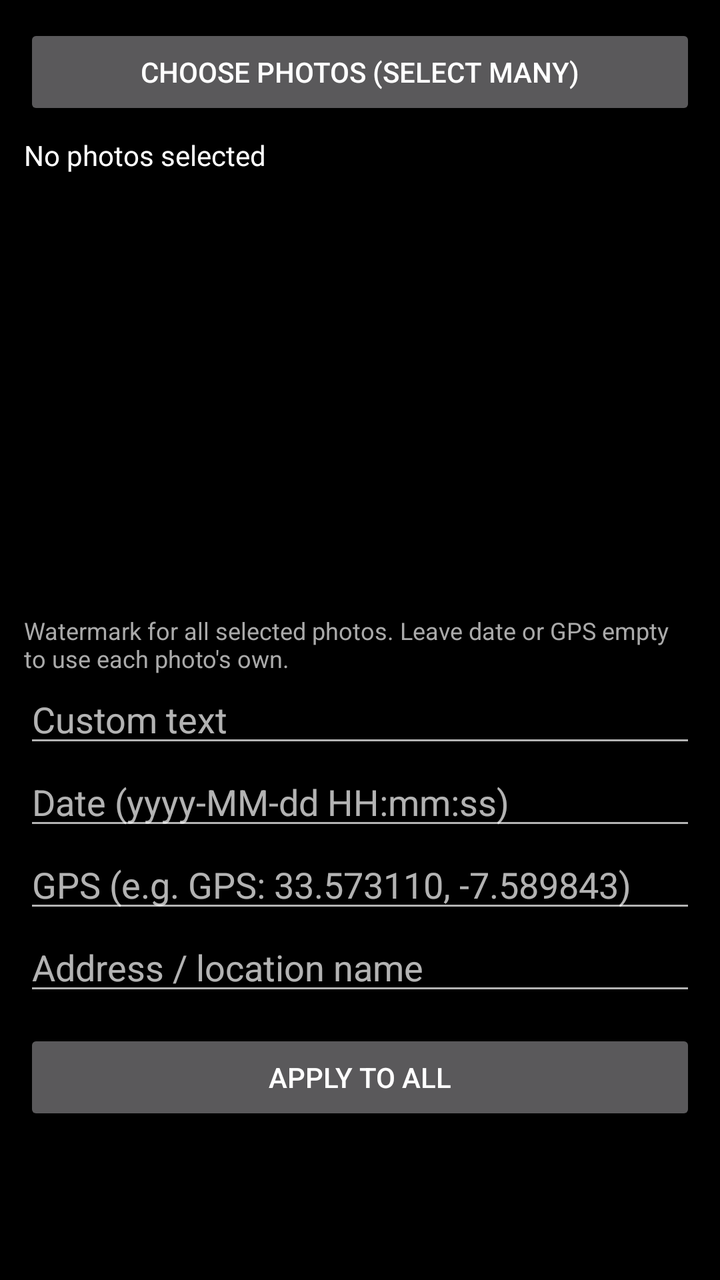
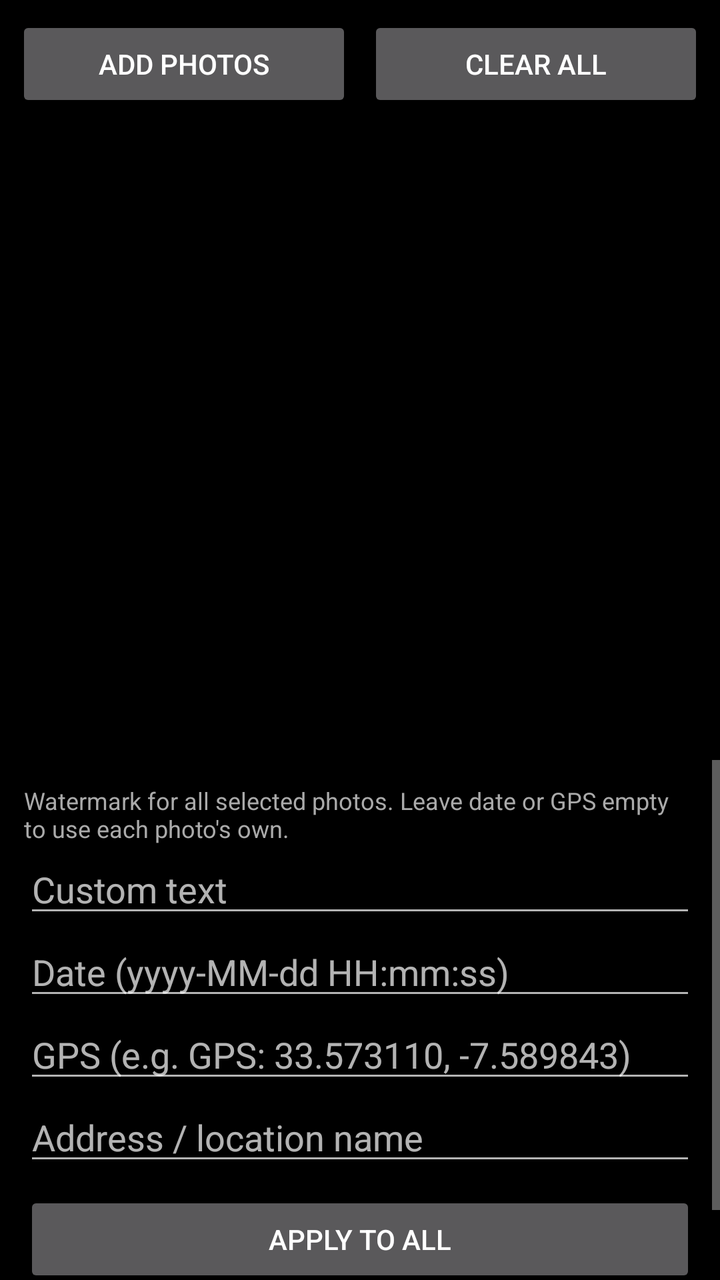

Before-and-after screenshots of an Android layout around one commit, followed by the original layout XML and the change that was made.
<!-- AndroidManifest.xml: application theme Theme.GeoStamp -->
<!-- res/layout/activity_batch.xml -->
<?xml version="1.0" encoding="utf-8"?>
<ScrollView xmlns:android="http://schemas.android.com/apk/res/android"
    android:layout_width="match_parent"
    android:layout_height="match_parent"
    android:fillViewport="true">

    <LinearLayout
        android:layout_width="match_parent"
        android:layout_height="wrap_content"
        android:orientation="vertical"
        android:padding="12dp">

        <Button
            android:id="@+id/choose"
            android:layout_width="match_parent"
            android:layout_height="wrap_content"
            android:text="Choose photos (select many)" />

        <TextView
            android:id="@+id/count"
            android:layout_width="match_parent"
            android:layout_height="wrap_content"
            android:layout_marginTop="8dp"
            android:text="No photos selected"
            android:textColor="#FFFFFF" />

        <ImageView
            android:id="@+id/preview"
            android:layout_width="match_parent"
            android:layout_height="200dp"
            android:layout_marginTop="8dp"
            android:scaleType="fitCenter" />

        <TextView
            android:layout_width="match_parent"
            android:layout_height="wrap_content"
            android:layout_marginTop="12dp"
            android:text="Watermark for all selected photos. Leave date or GPS empty to use each photo's own."
            android:textColor="#AAAAAA"
            android:textSize="12sp" />

        <EditText
            android:id="@+id/fText"
            android:layout_width="match_parent"
            android:layout_height="wrap_content"
            android:hint="Custom text"
            android:inputType="text" />

        <EditText
            android:id="@+id/fDate"
            android:layout_width="match_parent"
            android:layout_height="wrap_content"
            android:hint="Date (yyyy-MM-dd HH:mm:ss)"
            android:inputType="text" />

        <EditText
            android:id="@+id/fGps"
            android:layout_width="match_parent"
            android:layout_height="wrap_content"
            android:hint="GPS (e.g. GPS: 33.573110, -7.589843)"
            android:inputType="text" />

        <EditText
            android:id="@+id/fAddress"
            android:layout_width="match_parent"
            android:layout_height="wrap_content"
            android:hint="Address / location name"
            android:inputType="text" />

        <Button
            android:id="@+id/apply"
            android:layout_width="match_parent"
            android:layout_height="wrap_content"
            android:layout_marginTop="12dp"
            android:text="Apply to all" />

        <TextView
            android:id="@+id/status"
            android:layout_width="match_parent"
            android:layout_height="wrap_content"
            android:layout_marginTop="8dp"
            android:textColor="#FFFFFF" />
    </LinearLayout>
</ScrollView>
<!-- resources referenced by this layout -->
<resources>
  <style name="Theme.GeoStamp" parent="Theme.AppCompat.NoActionBar">
          <item name="android:windowBackground">@android:color/black</item>
      </style>
</resources>

<!-- the commit's change to res/layout/activity_batch.xml (unified diff, before → after) -->
@@ -1,84 +1,108 @@
 <?xml version="1.0" encoding="utf-8"?>
-<ScrollView xmlns:android="http://schemas.android.com/apk/res/android"
+<LinearLayout xmlns:android="http://schemas.android.com/apk/res/android"
     android:layout_width="match_parent"
     android:layout_height="match_parent"
-    android:fillViewport="true">
+    android:orientation="vertical">
 
     <LinearLayout
         android:layout_width="match_parent"
         android:layout_height="wrap_content"
-        android:orientation="vertical"
-        android:padding="12dp">
+        android:orientation="horizontal"
+        android:padding="8dp">
 
         <Button
             android:id="@+id/choose"
+            android:layout_width="0dp"
+            android:layout_height="wrap_content"
+            android:layout_weight="1"
+            android:text="Add photos" />
+
+        <Button
+            android:id="@+id/clear"
+            android:layout_width="0dp"
+            android:layout_height="wrap_content"
+            android:layout_marginStart="8dp"
+            android:layout_weight="1"
+            android:text="Clear all" />
+    </LinearLayout>
+
+    <TextView
+        android:id="@+id/count"
+        android:layout_width="match_parent"
+        android:layout_height="wrap_content"
+        android:paddingStart="12dp"
+        android:paddingEnd="12dp"
+        android:paddingBottom="6dp"
+        android:textColor="#FFFFFF" />
+
+    <GridView
+        android:id="@+id/grid"
+        android:layout_width="match_parent"
+        android:layout_height="0dp"
+        android:layout_weight="1"
+        android:horizontalSpacing="2dp"
+        android:numColumns="3"
+        android:verticalSpacing="2dp" />
+
+    <ScrollView
+        android:layout_width="match_parent"
+        android:layout_height="260dp"
+        android:background="#CC000000">
+
+        <LinearLayout
             android:layout_width="match_parent"
             android:layout_height="wrap_content"
-            android:text="Choose photos (select many)" />
+            android:orientation="vertical"
+            android:padding="12dp">
 
-        <TextView
-            android:id="@+id/count"
-            android:layout_width="match_parent"
-            android:layout_height="wrap_content"
-            android:layout_marginTop="8dp"
-            android:text="No photos selected"
-            android:textColor="#FFFFFF" />
+            <TextView
+                android:layout_width="match_parent"
+                android:layout_height="wrap_content"
+                android:text="Watermark for all selected photos. Leave date or GPS empty to use each photo's own."
+                android:textColor="#AAAAAA"
+                android:textSize="12sp" />
 
-        <ImageView
-            android:id="@+id/preview"
-            android:layout_width="match_parent"
-            android:layout_height="200dp"
-            android:layout_marginTop="8dp"
-            android:scaleType="fitCenter" />
+            <EditText
+                android:id="@+id/fText"
+                android:layout_width="match_parent"
+                android:layout_height="wrap_content"
+                android:hint="Custom text"
+                android:inputType="text" />
 
-        <TextView
-            android:layout_width="match_parent"
-            android:layout_height="wrap_content"
-            android:layout_marginTop="12dp"
-            android:text="Watermark for all selected photos. Leave date or GPS empty to use each photo's own."
-            android:textColor="#AAAAAA"
-            android:textSize="12sp" />
+            <EditText
+                android:id="@+id/fDate"
+                android:layout_width="match_parent"
+                android:layout_height="wrap_content"
+                android:hint="Date (yyyy-MM-dd HH:mm:ss)"
+                android:inputType="text" />
 
-        <EditText
-            android:id="@+id/fText"
-            android:layout_width="match_parent"
-            android:layout_height="wrap_content"
-            android:hint="Custom text"
-            android:inputType="text" />
+            <EditText
+                android:id="@+id/fGps"
+                android:layout_width="match_parent"
+                android:layout_height="wrap_content"
+                android:hint="GPS (e.g. GPS: 33.573110, -7.589843)"
+                android:inputType="text" />
 
-        <EditText
-            android:id="@+id/fDate"
-            android:layout_width="match_parent"
-            android:layout_height="wrap_content"
-            android:hint="Date (yyyy-MM-dd HH:mm:ss)"
-            android:inputType="text" />
+            <EditText
+                android:id="@+id/fAddress"
+                android:layout_width="match_parent"
+                android:layout_height="wrap_content"
+                android:hint="Address / location name"
+                android:inputType="text" />
 
-        <EditText
-            android:id="@+id/fGps"
-            android:layout_width="match_parent"
-            android:layout_height="wrap_content"
-            android:hint="GPS (e.g. GPS: 33.573110, -7.589843)"
-            android:inputType="text" />
+            <Button
+                android:id="@+id/apply"
+                android:layout_width="match_parent"
+                android:layout_height="wrap_content"
+                android:layout_marginTop="8dp"
+                android:text="Apply to all" />
 
-        <EditText
-            android:id="@+id/fAddress"
-            android:layout_width="match_parent"
-            android:layout_height="wrap_content"
-            android:hint="Address / location name"
-            android:inputType="text" />
-
-        <Button
-            android:id="@+id/apply"
-            android:layout_width="match_parent"
-            android:layout_height="wrap_content"
-            android:layout_marginTop="12dp"
-            android:text="Apply to all" />
-
-        <TextView
-            android:id="@+id/status"
-            android:layout_width="match_parent"
-            android:layout_height="wrap_content"
-            android:layout_marginTop="8dp"
-            android:textColor="#FFFFFF" />
-    </LinearLayout>
-</ScrollView>
+            <TextView
+                android:id="@+id/status"
+                android:layout_width="match_parent"
+                android:layout_height="wrap_content"
+                android:layout_marginTop="6dp"
+                android:textColor="#FFFFFF" />
+        </LinearLayout>
+    </ScrollView>
+</LinearLayout>
